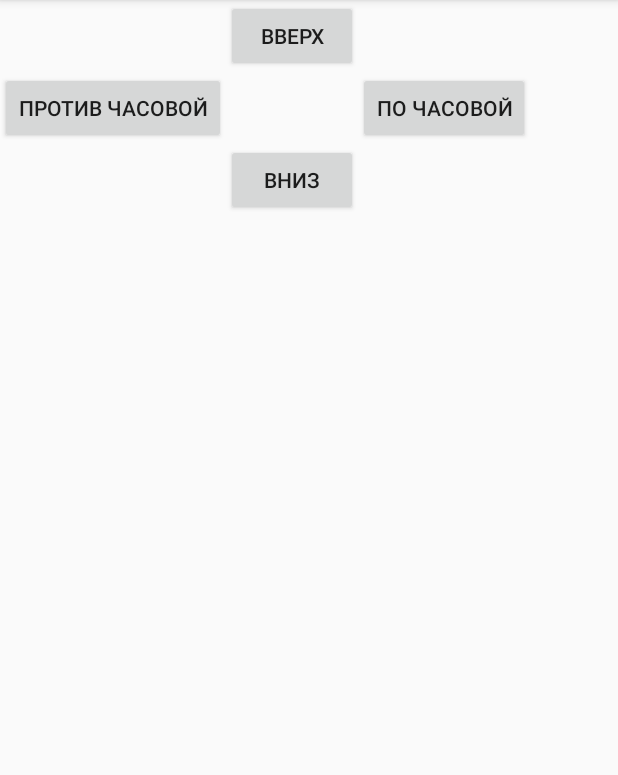
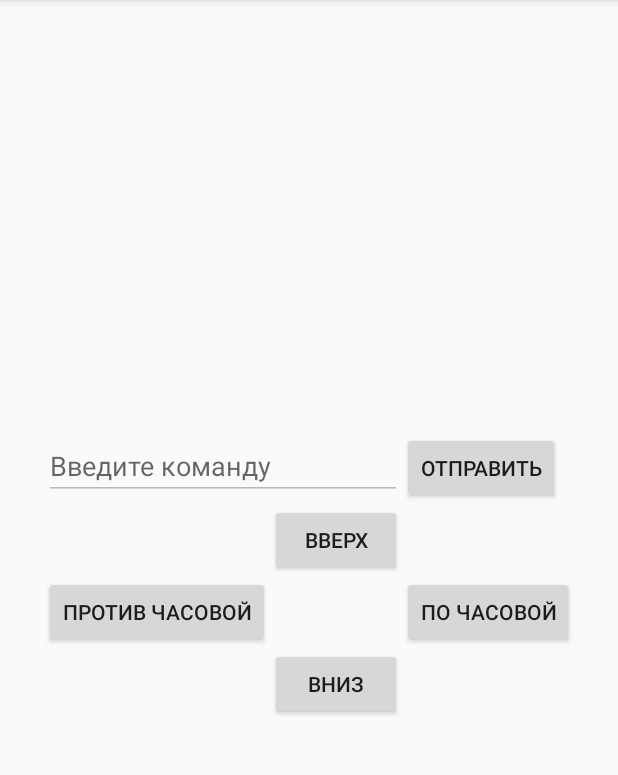
Before and after one commit to AOGstc/DroidClient, an Android app: the screen it shows after launch (MainActivity), on a phone screen of 412 x 824 dp, the part 84-859 px from its top. Run offline under Robolectric (Android 15) with nearby library versions, the phone set to English and light mode, and no system bars.

Commit message:
+gui modifications

```diff
--- a/app/src/main/res/layout/activity_main.xml
+++ b/app/src/main/res/layout/activity_main.xml
@@ -2,15 +2,30 @@
 <GridLayout xmlns:android="http://schemas.android.com/apk/res/android"
     android:layout_width="wrap_content"
     android:layout_height="wrap_content"
+    android:layout_gravity="center"
     android:columnCount="5"
-    android:rowCount="5">
+    android:rowCount="5"
+    android:useDefaultMargins="false">
     <Button
-        android:layout_width="wrap_content"
-        android:layout_height="wrap_content"
+        android:layout_width="match_parent"
+        android:layout_height="match_parent"
         android:text="@string/left"
         android:id="@+id/left"
         android:layout_row="3"
         android:layout_column="0" />
+
+    <EditText
+        android:layout_width="match_parent"
+        android:layout_height="wrap_content"
+        android:id="@+id/editText"
+        android:layout_row="0"
+        android:layout_column="0"
+        android:layout_columnWeight="2"
+        android:editable="false"
+        android:elegantTextHeight="false"
+        android:enabled="false"
+        android:hint="@string/send_hint"
+        android:layout_columnSpan="2" />
 
     <Button
         android:layout_width="wrap_content"
@@ -19,7 +34,8 @@
         android:id="@+id/up"
         android:layout_row="2"
         android:layout_column="1"
-        android:layout_gravity="center_horizontal" />
+        android:layout_columnWeight="1"
+        android:layout_gravity="fill" />
 
     <Button
         android:layout_width="wrap_content"
@@ -37,4 +53,12 @@
         android:layout_row="4"
         android:layout_column="1" />
 
+    <Button
+        android:layout_width="wrap_content"
+        android:layout_height="wrap_content"
+        android:text="@string/send"
+        android:id="@+id/send"
+        android:layout_row="0"
+        android:layout_column="2" />
+
 </GridLayout>
--- a/app/src/main/res/values/strings.xml
+++ b/app/src/main/res/values/strings.xml
@@ -8,4 +8,6 @@
     <string name="right">По часовой</string>
     <string name="down">Вниз</string>
     <string name="left">Против часовой</string>
+    <string name="send">Отправить</string>
+    <string name="send_hint">Введите команду</string>
 </resources>
```
